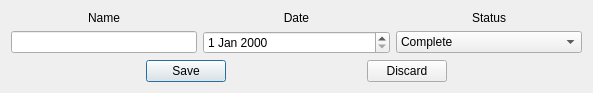
Before: the Qt Designer form designs/xml/todo_edit_window.ui in daniel-deru/WorkMate-3.0, drawn with Qt 5.
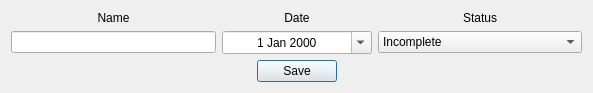
After: the same form once the commit is applied.

Commit message: added todo edit window

Diff of the .ui file:
```diff
--- a/designs/xml/todo_edit_window.ui
+++ b/designs/xml/todo_edit_window.ui
@@ -57,15 +57,41 @@
       </widget>
      </item>
      <item row="1" column="1">
-      <widget class="QDateEdit" name="dtedt_date"/>
+      <widget class="QDateEdit" name="dtedt_date">
+       <property name="sizePolicy">
+        <sizepolicy hsizetype="Fixed" vsizetype="Fixed">
+         <horstretch>0</horstretch>
+         <verstretch>0</verstretch>
+        </sizepolicy>
+       </property>
+       <property name="minimumSize">
+        <size>
+         <width>150</width>
+         <height>0</height>
+        </size>
+       </property>
+       <property name="maximumSize">
+        <size>
+         <width>150</width>
+         <height>16777215</height>
+        </size>
+       </property>
+       <property name="alignment">
+        <set>Qt::AlignCenter</set>
+       </property>
+       <property name="buttonSymbols">
+        <enum>QAbstractSpinBox::PlusMinus</enum>
+       </property>
+       <property name="correctionMode">
+        <enum>QAbstractSpinBox::CorrectToNearestValue</enum>
+       </property>
+       <property name="calendarPopup">
+        <bool>true</bool>
+       </property>
+      </widget>
      </item>
      <item row="1" column="2">
       <widget class="QComboBox" name="cmbx_status">
-       <item>
-        <property name="text">
-         <string>Complete</string>
-        </property>
-       </item>
        <item>
         <property name="text">
          <string>Incomplete</string>
@@ -97,26 +123,6 @@
        </property>
       </widget>
      </item>
-     <item>
-      <spacer name="horizontalSpacer">
-       <property name="orientation">
-        <enum>Qt::Horizontal</enum>
-       </property>
-       <property name="sizeHint" stdset="0">
-        <size>
-         <width>40</width>
-         <height>20</height>
-        </size>
-       </property>
-      </spacer>
-     </item>
-     <item>
-      <widget class="QPushButton" name="btn_discard">
-       <property name="text">
-        <string>Discard</string>
-       </property>
-      </widget>
-     </item>
      <item>
       <spacer name="horizontalSpacer_3">
        <property name="orientation">
```
Left out of the diff: 5 changed lines with no effect on the pictures. The commit also changes 10 other files.
